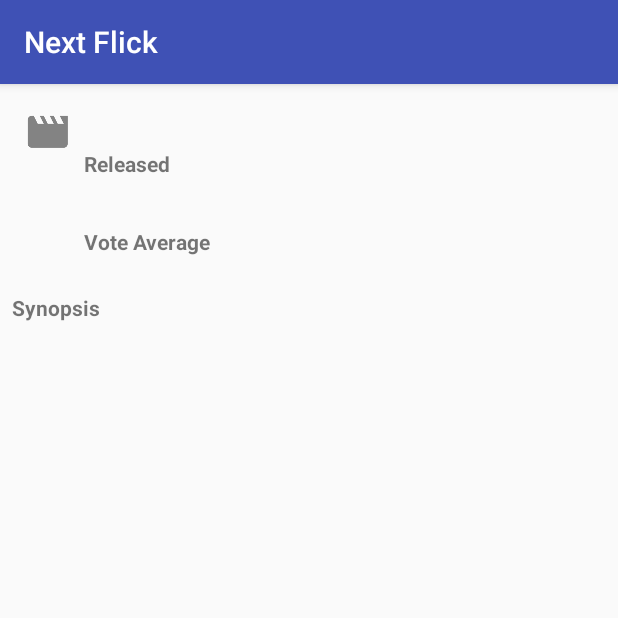
After one commit to skipadu/Next-Flick, an Android app: the DetailActivity screen opened directly, with no data from a screen before it, on a phone screen of 412 x 824 dp, the top half of it. The commit adds this screen. Run offline under Robolectric (Android 15) with nearby library versions, the phone set to English and light mode, and no system bars.

Commit message:
feat: Creates layout for DetailActivity
DetailActivity will show the details of the selected movie

```diff
--- a/app/src/main/AndroidManifest.xml
+++ b/app/src/main/AndroidManifest.xml
@@ -16,6 +16,7 @@
                 <category android:name="android.intent.category.LAUNCHER" />
             </intent-filter>
         </activity>
+        <activity android:name=".activities.DetailActivity"></activity>
     </application>
 
 </manifest>
--- /dev/null
+++ b/app/src/main/java/com/pihrit/nextflick/activities/DetailActivity.java
@@ -0,0 +1,15 @@
+package com.pihrit.nextflick.activities;
+
+import android.os.Bundle;
+import android.support.v7.app.AppCompatActivity;
+
+import com.pihrit.nextflick.R;
+
+public class DetailActivity extends AppCompatActivity {
+
+    @Override
+    protected void onCreate(Bundle savedInstanceState) {
+        super.onCreate(savedInstanceState);
+        setContentView(R.layout.activity_detail);
+    }
+}
--- /dev/null
+++ b/app/src/main/res/layout/activity_detail.xml
@@ -0,0 +1,104 @@
+<?xml version="1.0" encoding="utf-8"?>
+<android.support.constraint.ConstraintLayout xmlns:android="http://schemas.android.com/apk/res/android"
+    xmlns:app="http://schemas.android.com/apk/res-auto"
+    xmlns:tools="http://schemas.android.com/tools"
+    android:layout_width="match_parent"
+    android:layout_height="match_parent"
+    tools:context="com.pihrit.nextflick.activities.DetailActivity">
+
+    <android.support.constraint.ConstraintLayout
+        android:id="@+id/cl_top"
+        android:layout_width="0dp"
+        android:layout_height="wrap_content"
+        android:layout_marginEnd="8dp"
+        android:layout_marginStart="8dp"
+        android:layout_marginTop="8dp"
+        app:layout_constraintEnd_toEndOf="parent"
+        app:layout_constraintStart_toStartOf="parent"
+        app:layout_constraintTop_toTopOf="parent">
+
+        <ImageView
+            android:id="@+id/iv_detail_poster"
+            android:layout_width="wrap_content"
+            android:layout_height="wrap_content"
+            android:layout_marginStart="8dp"
+            android:layout_marginTop="8dp"
+            android:src="@drawable/ic_movie"
+            app:layout_constraintStart_toStartOf="parent"
+            app:layout_constraintTop_toTopOf="parent" />
+
+        <TextView
+            android:id="@+id/textView3"
+            android:layout_width="0dp"
+            android:layout_height="wrap_content"
+            android:layout_marginEnd="8dp"
+            android:layout_marginStart="8dp"
+            android:textStyle="bold"
+            app:layout_constraintEnd_toEndOf="parent"
+            app:layout_constraintStart_toEndOf="@+id/iv_detail_poster"
+            app:layout_constraintTop_toTopOf="@+id/iv_detail_poster"
+            tools:text="Movie Title Goes Here" />
+
+        <TextView
+            android:id="@+id/textView4"
+            android:layout_width="0dp"
+            android:layout_height="wrap_content"
+            android:layout_marginTop="8dp"
+            android:text="@string/movie_detail_released"
+            android:textStyle="bold"
+            app:layout_constraintEnd_toEndOf="@+id/textView3"
+            app:layout_constraintStart_toStartOf="@+id/textView3"
+            app:layout_constraintTop_toBottomOf="@+id/textView3" />
+
+        <TextView
+            android:id="@+id/textView5"
+            android:layout_width="0dp"
+            android:layout_height="wrap_content"
+            android:textSize="18dp"
+            app:layout_constraintEnd_toEndOf="@+id/textView4"
+            app:layout_constraintStart_toStartOf="@+id/textView4"
+            app:layout_constraintTop_toBottomOf="@+id/textView4"
+            tools:text="01.02.2018" />
+
+        <TextView
+            android:id="@+id/textView6"
+            android:layout_width="0dp"
+            android:layout_height="wrap_content"
+            android:layout_marginTop="8dp"
+            android:text="@string/movie_detail_vote_average"
+            android:textStyle="bold"
+            app:layout_constraintEnd_toEndOf="@+id/textView5"
+            app:layout_constraintStart_toStartOf="@+id/textView5"
+            app:layout_constraintTop_toBottomOf="@+id/textView5" />
+
+        <TextView
+            android:id="@+id/textView7"
+            android:layout_width="0dp"
+            android:layout_height="wrap_content"
+            android:textSize="18sp"
+            app:layout_constraintEnd_toEndOf="@+id/textView6"
+            app:layout_constraintStart_toStartOf="@+id/textView6"
+            app:layout_constraintTop_toBottomOf="@+id/textView6"
+            tools:text="4.5 / 10" />
+    </android.support.constraint.ConstraintLayout>
+
+    <TextView
+        android:id="@+id/textView"
+        android:layout_width="wrap_content"
+        android:layout_height="wrap_content"
+        android:text="@string/movie_detail_synopsis"
+        android:textSize="14dp"
+        android:textStyle="bold"
+        app:layout_constraintStart_toStartOf="@+id/cl_top"
+        app:layout_constraintTop_toBottomOf="@+id/cl_top" />
+
+    <TextView
+        android:id="@+id/tv_detail_synopsis"
+        android:layout_width="0dp"
+        android:layout_height="wrap_content"
+        android:textSize="18sp"
+        app:layout_constraintEnd_toEndOf="@+id/cl_top"
+        app:layout_constraintStart_toStartOf="@+id/textView"
+        app:layout_constraintTop_toBottomOf="@+id/textView"
+        tools:text="Synopsis will go here" />
+</android.support.constraint.ConstraintLayout>
--- a/app/src/main/res/values/strings.xml
+++ b/app/src/main/res/values/strings.xml
@@ -1,4 +1,7 @@
 <resources>
     <string name="app_name">Next Flick</string>
     <string name="movie_poster">Movie poster</string>
+    <string name="movie_detail_synopsis">Synopsis</string>
+    <string name="movie_detail_released">Released</string>
+    <string name="movie_detail_vote_average">Vote Average</string>
 </resources>
```
